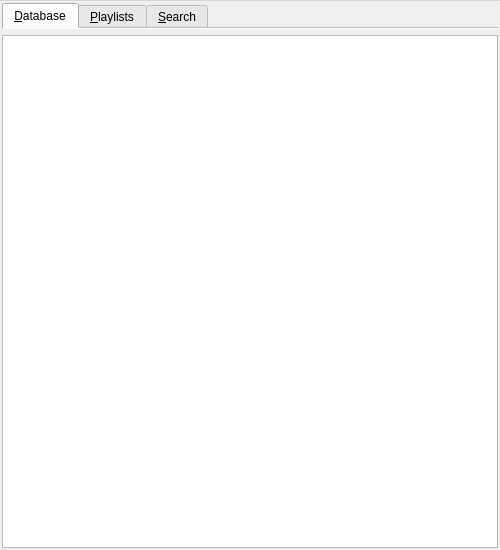
Above: qygmy/ui/browser.ui from tsufeki/qygmy before the change. Below: the same form after it.
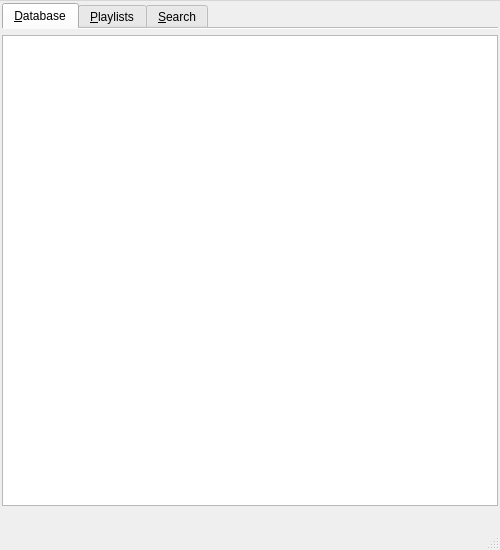
That is the form after the change. Custom widgets are drawn as their Qt base class.

Commit message: Add status bar in the browser window.

The edit to the form file:
```diff
--- a/qygmy/ui/browser.ui
+++ b/qygmy/ui/browser.ui
@@ -334,6 +334,19 @@
       </widget>
      </widget>
     </item>
+    <item>
+     <widget class="QLabel" name="status">
+      <property name="sizePolicy">
+       <sizepolicy hsizetype="Expanding" vsizetype="Preferred">
+        <horstretch>0</horstretch>
+        <verstretch>0</verstretch>
+       </sizepolicy>
+      </property>
+      <property name="text">
+       <string/>
+      </property>
+     </widget>
+    </item>
    </layout>
   </widget>
   <widget class="QMenuBar" name="menubar">
@@ -390,6 +403,7 @@
    </widget>
    <addaction name="context_menu"/>
   </widget>
+  <widget class="QStatusBar" name="statusbar"/>
   <action name="add">
    <property name="text">
     <string>&amp;Add selected</string>
```
The commit also changes 3 other files.
